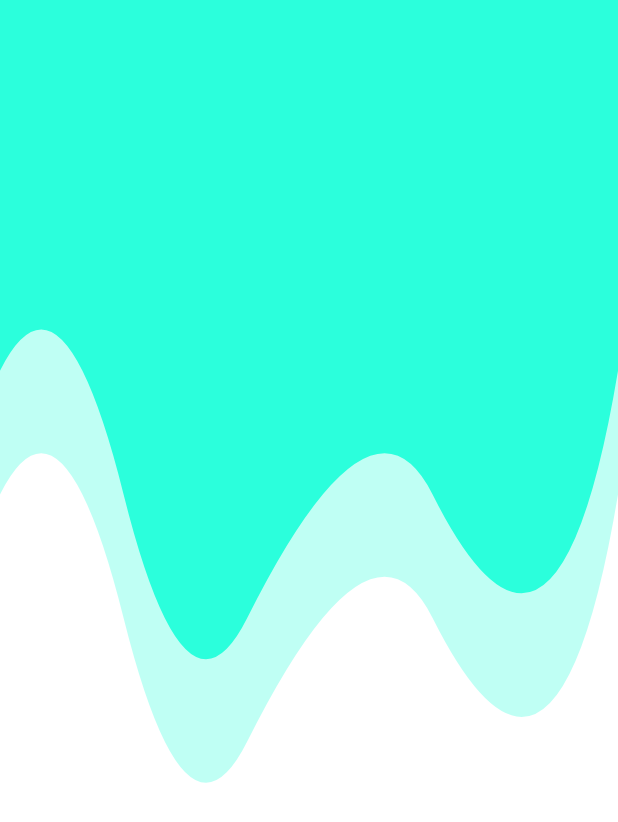
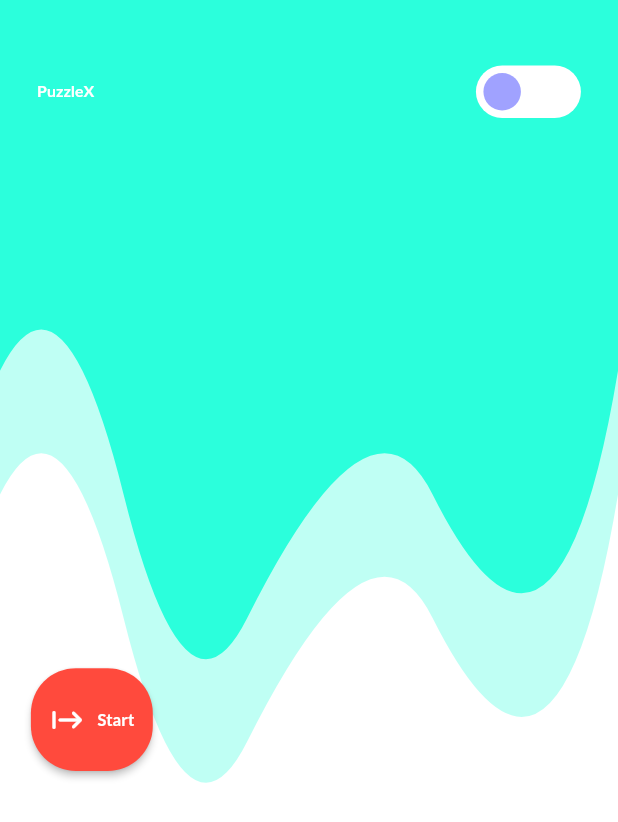
Before and after one commit to vaibhav-chourasiay/flutterpuzzle, a Flutter app: the WebHomePage screen opened directly, on a phone screen of 412 x 824 dp. Shown: the top 822 px of the screen. Run offline on Flutter 3.47's test engine with Material 2 defaults, Android fonts, the phone set to English and light mode, and no system bars; drawn by our look-alikes of animated_text_kit; our stand-ins replace google_fonts.

Commit message:
webappbar is created

```diff
--- a/lib/models/mytheme.dart
+++ b/lib/models/mytheme.dart
@@ -15,7 +15,7 @@ class MyTheme {
     brightness: Brightness.dark,
     fontFamily: GoogleFonts.lato().fontFamily,
     scaffoldBackgroundColor: Color.fromARGB(255, 16, 17, 46),
-    backgroundColor: Colors.white,
+    backgroundColor: Colors.black,
     iconTheme: const IconThemeData(
       color: Colors.white,
     ),
--- a/lib/view/pages/web_homepage.dart
+++ b/lib/view/pages/web_homepage.dart
@@ -1,5 +1,10 @@
 import 'package:flutter/material.dart';
+import 'package:game/view/responsive/size_fuctions.dart';
 import 'package:game/view/widgets/background_curve.dart';
+import 'package:provider/provider.dart';
+
+import '../../view_models/providers/theme_provider.dart';
+import '../widgets/widgets.dart';
 
 class WebHomePage extends StatelessWidget {
   const WebHomePage({Key? key}) : super(key: key);
@@ -7,10 +12,29 @@ class WebHomePage extends StatelessWidget {
   @override
   Widget build(BuildContext context) {
     return Scaffold(
-        backgroundColor: Colors.white,
-        body: CustomPaint(
-          painter: BackgroundCurve(color: Color.fromARGB(255, 43, 255, 220)),
-          child: Container(),
-        ));
+      backgroundColor: Theme.of(context).backgroundColor,
+      body: CustomPaint(
+        painter: BackgroundCurve(
+            color: context.watch<ThemeProvider>().theme
+                ? Color.fromARGB(255, 28, 24, 37)
+                : Color.fromARGB(255, 43, 255, 220)),
+        child: Container(
+          width: getWidth(context),
+          height: double.maxFinite,
+          child: Column(
+            children: [
+              const WebAppBar(),
+              Expanded(
+                child: Row(
+                  children: [
+                    const SideMenu(),
+                  ],
+                ),
+              ),
+            ],
+          ),
+        ),
+      ),
+    );
   }
 }
--- /dev/null
+++ b/lib/view/widgets/side_menu.dart
@@ -0,0 +1,74 @@
+import 'package:flutter/material.dart';
+import 'package:google_fonts/google_fonts.dart';
+
+import '../responsive/size_fuctions.dart';
+
+class SideMenu extends StatelessWidget {
+  const SideMenu({Key? key}) : super(key: key);
+
+  @override
+  Widget build(BuildContext context) {
+    return Container(
+      width: getWidth(context) * 0.30,
+      height: double.maxFinite,
+      // color: Colors.white,
+      margin: EdgeInsets.only(left: getWidth(context) * 0.05),
+      child: Column(
+        mainAxisAlignment: MainAxisAlignment.center,
+        crossAxisAlignment: CrossAxisAlignment.start,
+        children: [
+          // Card(
+          //   elevation: 10.0,
+          //   color: Color.fromARGB(255, 116, 118, 255),
+          //   child: Padding(
+          //     padding: const EdgeInsets.all(8.0),
+          //     child: SizedBox(
+          //       width: getWidth(context) * 0.20,
+          //       child: Row(
+          //         mainAxisAlignment: MainAxisAlignment.center,
+          //         children: [
+          //           Text(
+          //             "Moves : 00",
+          //             style: TextStyle(
+          //                 fontSize: getWidth(context) * 0.0267,
+          //                 fontWeight: FontWeight.bold,
+          //                 fontFamily:
+          //                     GoogleFonts.lato().fontFamily,
+          //                 color: Colors.white),
+          //           ),
+          //         ],
+          //       ),
+          //     ),
+          //   ),
+          // ),
+          SizedBox(
+            height: getHeight(context) * 0.04,
+          ),
+          ElevatedButton.icon(
+            style: ElevatedButton.styleFrom(
+              padding: EdgeInsets.symmetric(
+                horizontal: getWidth(context) * 0.03,
+                vertical: getHeight(context) * 0.027,
+              ),
+              primary: Color.fromARGB(255, 255, 74, 61),
+              shape: RoundedRectangleBorder(
+                borderRadius: BorderRadius.circular(30.0),
+              ),
+            ),
+            onPressed: () {},
+            icon: Icon(Icons.start_rounded),
+            label: Text(
+              "Start",
+              style: TextStyle(
+                fontSize: getWidth(context) * 0.0266,
+                fontWeight: FontWeight.bold,
+                fontFamily: GoogleFonts.lato().fontFamily,
+                color: Color.fromARGB(255, 255, 255, 255),
+              ),
+            ),
+          ),
+        ],
+      ),
+    );
+  }
+}
--- /dev/null
+++ b/lib/view/widgets/themechangerswitch.dart
@@ -0,0 +1,71 @@
+import 'package:flutter/material.dart';
+import 'package:game/view_models/providers/theme_provider.dart';
+import 'package:provider/provider.dart';
+
+class ThemeChangerSwitch extends StatefulWidget {
+  const ThemeChangerSwitch({Key? key}) : super(key: key);
+
+  @override
+  State<ThemeChangerSwitch> createState() => _ThemeChangerSwitchState();
+}
+
+class _ThemeChangerSwitchState extends State<ThemeChangerSwitch>
+    with SingleTickerProviderStateMixin {
+  late AnimationController _animationController;
+  late Animation animation;
+
+  @override
+  void initState() {
+    super.initState();
+    _animationController =
+        AnimationController(vsync: this, duration: Duration(seconds: 1));
+    animation =
+        Tween<double>(begin: 5.0, end: 40.0).animate(_animationController);
+  }
+
+  @override
+  Widget build(BuildContext context) {
+    return InkWell(
+      onTap: () {
+        if (_animationController.isCompleted) {
+          _animationController.reverse();
+        } else if (_animationController.isDismissed) {
+          _animationController.forward();
+        }
+        context.read<ThemeProvider>().changetheme();
+      },
+      child: Container(
+        width: 70.0,
+        height: 35.0,
+        decoration: BoxDecoration(
+          color: Colors.white,
+          borderRadius: BorderRadius.circular(30.0),
+        ),
+        child: Stack(
+          children: [
+            AnimatedBuilder(
+              animation: _animationController,
+              builder: (context, widget) {
+                return Positioned(
+                  left: animation.value,
+                  top: 5.0,
+                  child: widget!,
+                );
+              },
+              child: Container(
+                width: 25.0,
+                height: 25.0,
+                decoration: BoxDecoration(
+                  color: context.watch<ThemeProvider>().theme
+                      ? Colors.yellow
+                      : Color.fromARGB(255, 160, 162, 255),
+                  borderRadius: BorderRadius.circular(30.0),
+                ),
+              ),
+            ),
+          ],
+        ),
+      ),
+    );
+  }
+}
--- /dev/null
+++ b/lib/view/widgets/webappbar.dart
@@ -0,0 +1,58 @@
+import 'package:animated_text_kit/animated_text_kit.dart';
+import 'package:flutter/material.dart';
+import 'package:game/view/responsive/size_fuctions.dart';
+import 'package:game/view/widgets/widgets.dart';
+import 'package:google_fonts/google_fonts.dart';
+
+class WebAppBar extends StatefulWidget {
+  const WebAppBar({Key? key}) : super(key: key);
+
+  @override
+  State<WebAppBar> createState() => _WebAppBarState();
+}
+
+class _WebAppBarState extends State<WebAppBar> {
+  @override
+  Widget build(BuildContext context) {
+    return TweenAnimationBuilder(
+      duration: Duration(seconds: 1),
+      tween: Tween<double>(begin: 0.0, end: 1.0),
+      builder: (context, double value, child) {
+        return Opacity(
+          opacity: value,
+          child: Container(
+            width: getWidth(context),
+            height: getHeight(context) * 0.10,
+            margin: EdgeInsets.only(
+              left: getWidth(context) * 0.06,
+              right: getWidth(context) * 0.06,
+              top: value * 20,
+            ),
+            child: child,
+          ),
+        );
+      },
+      child: Row(
+        mainAxisAlignment: MainAxisAlignment.spaceBetween,
+        children: [
+          DefaultTextStyle(
+            style: TextStyle(
+              fontSize: getWidth(context) * 0.0256,
+              color: Color.fromARGB(255, 255, 255, 255),
+              fontFamily: GoogleFonts.lato().fontFamily,
+              fontWeight: FontWeight.bold,
+            ),
+            child: AnimatedTextKit(
+              animatedTexts: [
+                WavyAnimatedText(
+                  "PuzzleX",
+                ),
+              ],
+            ),
+          ),
+          const ThemeChangerSwitch(),
+        ],
+      ),
+    );
+  }
+}
--- /dev/null
+++ b/lib/view/widgets/widgets.dart
@@ -0,0 +1,3 @@
+export 'webappbar.dart';
+export 'themechangerswitch.dart';
+export 'side_menu.dart';
```
